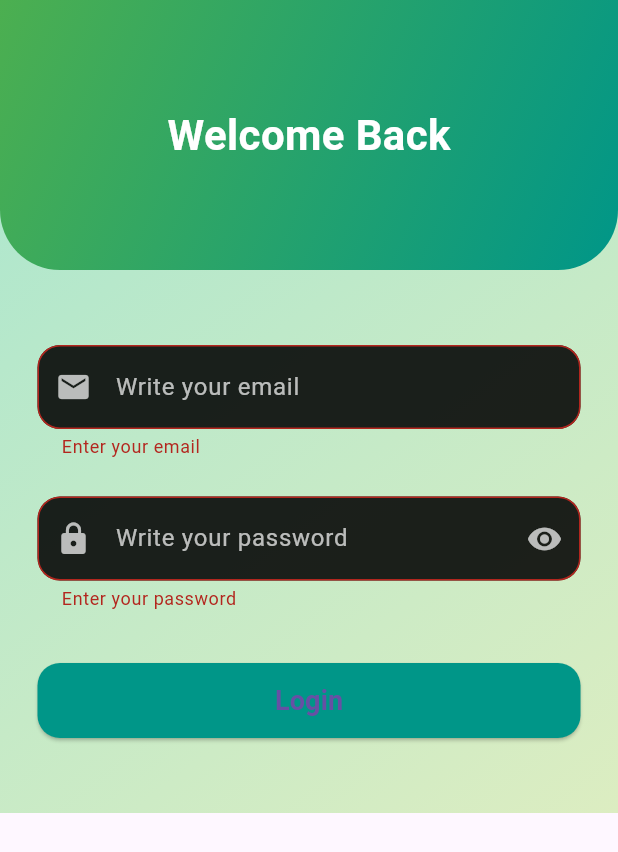
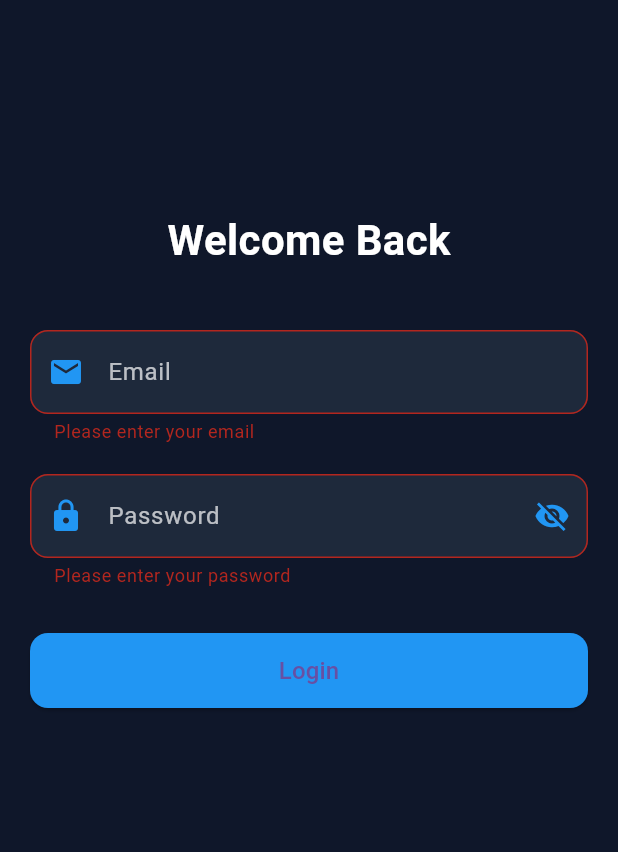
Before and after one commit to Chandre74/flutter-by-chandra, a Flutter app: the screen it shows after launch, after a tap on "Login", on a phone screen of 412 x 824 dp. Shown: the top 852 px of the screen. Run offline on Flutter 3.47's test engine with Material 3 defaults, Android fonts, the phone set to English and light mode, and no system bars.

Commit message:
Initial Commit

```diff
--- a/lib/main.dart
+++ b/lib/main.dart
@@ -11,143 +11,147 @@ class MyApp extends StatelessWidget {
   Widget build(BuildContext context) {
     return const MaterialApp(
       debugShowCheckedModeBanner: false,
-      home: LoginScreen(),
+      home: LoginPage(),
     );
   }
 }
 
-class LoginScreen extends StatefulWidget {
-  const LoginScreen({super.key});
+class LoginPage extends StatefulWidget {
+  const LoginPage({super.key});
 
   @override
-  State<LoginScreen> createState() => _LoginScreenState();
+  State<LoginPage> createState() => _LoginPageState();
 }
 
-class _LoginScreenState extends State<LoginScreen> {
+class _LoginPageState extends State<LoginPage> {
   final _formKey = GlobalKey<FormState>();
-  bool _obscurePassword = true;
+
+  final TextEditingController emailController = TextEditingController();
+  final TextEditingController passwordController = TextEditingController();
+
+  final FocusNode passwordFocus = FocusNode();
+
+  bool isLoading = false;
+  bool isPasswordVisible = false;
+
+  @override
+  void dispose() {
+    emailController.dispose();
+    passwordController.dispose();
+    passwordFocus.dispose();
+    super.dispose();
+  }
+
+  void login() {
+    if (_formKey.currentState!.validate()) {
+      setState(() {
+        isLoading = true;
+      });
+
+      Future.delayed(const Duration(seconds: 2), () {
+        setState(() {
+          isLoading = false;
+        });
+
+        ScaffoldMessenger.of(
+          context,
+        ).showSnackBar(const SnackBar(content: Text("Login Successful")));
+      });
+    }
+  }
 
   @override
   Widget build(BuildContext context) {
     return Scaffold(
-      // Light green background
-      body: Container(
-        decoration: const BoxDecoration(
-          gradient: LinearGradient(
-            colors: [
-              Color(0xFFA8E6CF), // light green
-              Color(0xFFDCEDC1), // lighter green
-            ],
-            begin: Alignment.topLeft,
-            end: Alignment.bottomRight,
-          ),
-        ),
-        child: SingleChildScrollView(
+      backgroundColor: const Color(0xFF0F172A), // Dark blue background
+      body: SingleChildScrollView(
+        child: Padding(
+          padding: const EdgeInsets.all(20),
+          child: Form(
+            key: _formKey,
             child: Column(
               children: [
-              /// Top header container
-              Container(
-                width: double.infinity,
-                padding: const EdgeInsets.symmetric(vertical: 70),
-                decoration: const BoxDecoration(
-                  gradient: LinearGradient(
-                    colors: [Colors.green, Colors.teal],
-                    begin: Alignment.topLeft,
-                    end: Alignment.bottomRight,
-                  ),
-                  borderRadius: BorderRadius.only(
-                    bottomLeft: Radius.circular(40),
-                    bottomRight: Radius.circular(40),
-                  ),
-                ),
-                child: const Center(
-                  child: Text(
+                const SizedBox(height: 120),
+
+                const Text(
                   "Welcome Back",
                   style: TextStyle(
-                      color: Colors.white,
                     fontSize: 28,
                     fontWeight: FontWeight.bold,
-                    ),
-                  ),
+                    color: Colors.white,
                   ),
                 ),
 
-              const SizedBox(height: 50),
+                const SizedBox(height: 40),
 
-              Form(
-                key: _formKey,
-                child: Column(
-                  children: [
-                    /// EMAIL FIELD
-                    Padding(
-                      padding: const EdgeInsets.symmetric(horizontal: 25),
-                      child: TextFormField(
+                // EMAIL FIELD
+                TextFormField(
+                  controller: emailController,
                   keyboardType: TextInputType.emailAddress,
+                  textInputAction: TextInputAction.next,
                   style: const TextStyle(color: Colors.white),
-                        autovalidateMode: AutovalidateMode.onUserInteraction,
                   decoration: InputDecoration(
-                          hintText: "Write your email",
-                          hintStyle: const TextStyle(color: Colors.white70),
-                          prefixIcon: const Icon(
-                            Icons.email,
-                            color: Colors.white70,
-                          ),
+                    labelText: "Email",
+                    labelStyle: const TextStyle(color: Colors.white70),
+                    prefixIcon: const Icon(Icons.email, color: Colors.blue),
                     filled: true,
-                          fillColor: Colors.black87,
+                    fillColor: const Color(0xFF1E293B),
                     border: OutlineInputBorder(
-                            borderRadius: BorderRadius.circular(15),
+                      borderRadius: BorderRadius.circular(12),
                     ),
                   ),
+                  onFieldSubmitted: (_) {
+                    FocusScope.of(context).requestFocus(passwordFocus);
+                  },
                   validator: (value) {
                     if (value == null || value.isEmpty) {
-                            return "Enter your email";
+                      return "Please enter your email";
                     }
-                          if (!value.contains('@')) {
+                    if (!value.contains("@")) {
                       return "Enter a valid email";
                     }
                     return null;
                   },
                 ),
-                    ),
 
-                    const SizedBox(height: 25),
+                const SizedBox(height: 20),
 
-                    /// PASSWORD FIELD
-                    Padding(
-                      padding: const EdgeInsets.symmetric(horizontal: 25),
-                      child: TextFormField(
-                        obscureText: _obscurePassword,
+                // PASSWORD FIELD
+                TextFormField(
+                  controller: passwordController,
+                  focusNode: passwordFocus,
+                  obscureText: !isPasswordVisible,
+                  textInputAction: TextInputAction.done,
                   style: const TextStyle(color: Colors.white),
-                        autovalidateMode: AutovalidateMode.onUserInteraction,
                   decoration: InputDecoration(
-                          hintText: "Write your password",
-                          hintStyle: const TextStyle(color: Colors.white70),
-                          prefixIcon: const Icon(
-                            Icons.lock,
-                            color: Colors.white70,
-                          ),
-                          filled: true,
-                          fillColor: Colors.black87,
-                          border: OutlineInputBorder(
-                            borderRadius: BorderRadius.circular(15),
-                          ),
+                    labelText: "Password",
+                    labelStyle: const TextStyle(color: Colors.white70),
+                    prefixIcon: const Icon(Icons.lock, color: Colors.blue),
                     suffixIcon: IconButton(
                       icon: Icon(
-                              _obscurePassword
+                        isPasswordVisible
                             ? Icons.visibility
                             : Icons.visibility_off,
-                              color: Colors.white70,
+                        color: Colors.blue,
                       ),
                       onPressed: () {
                         setState(() {
-                                _obscurePassword = !_obscurePassword;
+                          isPasswordVisible = !isPasswordVisible;
                         });
                       },
                     ),
+                    filled: true,
+                    fillColor: const Color(0xFF1E293B),
+                    border: OutlineInputBorder(
+                      borderRadius: BorderRadius.circular(12),
                     ),
+                  ),
+                  onFieldSubmitted: (_) {
+                    login(); // Press enter on password → login
+                  },
                   validator: (value) {
                     if (value == null || value.isEmpty) {
-                            return "Enter your password";
+                      return "Please enter your password";
                     }
                     if (value.length < 6) {
                       return "Password must be at least 6 characters";
@@ -155,51 +159,34 @@ class _LoginScreenState extends State<LoginScreen> {
                     return null;
                   },
                 ),
-                    ),
 
-                    const SizedBox(height: 35),
+                const SizedBox(height: 30),
 
-                    /// LOGIN BUTTON
-                    Padding(
-                      padding: const EdgeInsets.symmetric(horizontal: 25),
-                      child: SizedBox(
+                // LOGIN BUTTON OR LOADING
+                isLoading
+                    ? const CircularProgressIndicator(color: Colors.blue)
+                    : SizedBox(
                         width: double.infinity,
                         height: 50,
                         child: ElevatedButton(
                           style: ElevatedButton.styleFrom(
-                            backgroundColor: Colors.teal,
+                            backgroundColor: Colors.blue,
                             shape: RoundedRectangleBorder(
-                              borderRadius: BorderRadius.circular(15),
+                              borderRadius: BorderRadius.circular(12),
                             ),
                           ),
-                          onPressed: () {
-                            if (_formKey.currentState!.validate()) {
-                              ScaffoldMessenger.of(context).showSnackBar(
-                                const SnackBar(
-                                  content: Text("Login Successful"),
-                                ),
-                              );
-                            }
-                          },
+                          onPressed: login,
                           child: const Text(
                             "Login",
-                            style: TextStyle(
-                              fontSize: 18,
-                              fontWeight: FontWeight.bold,
+                            style: TextStyle(fontSize: 16),
                           ),
-                          ),
-                        ),
-                      ),
-                    ),
-
-                    const SizedBox(height: 50),
-                  ],
                         ),
                       ),
               ],
             ),
           ),
         ),
+      ),
     );
   }
 }
```
Lines whose indentation alone changed are shown as unchanged.
